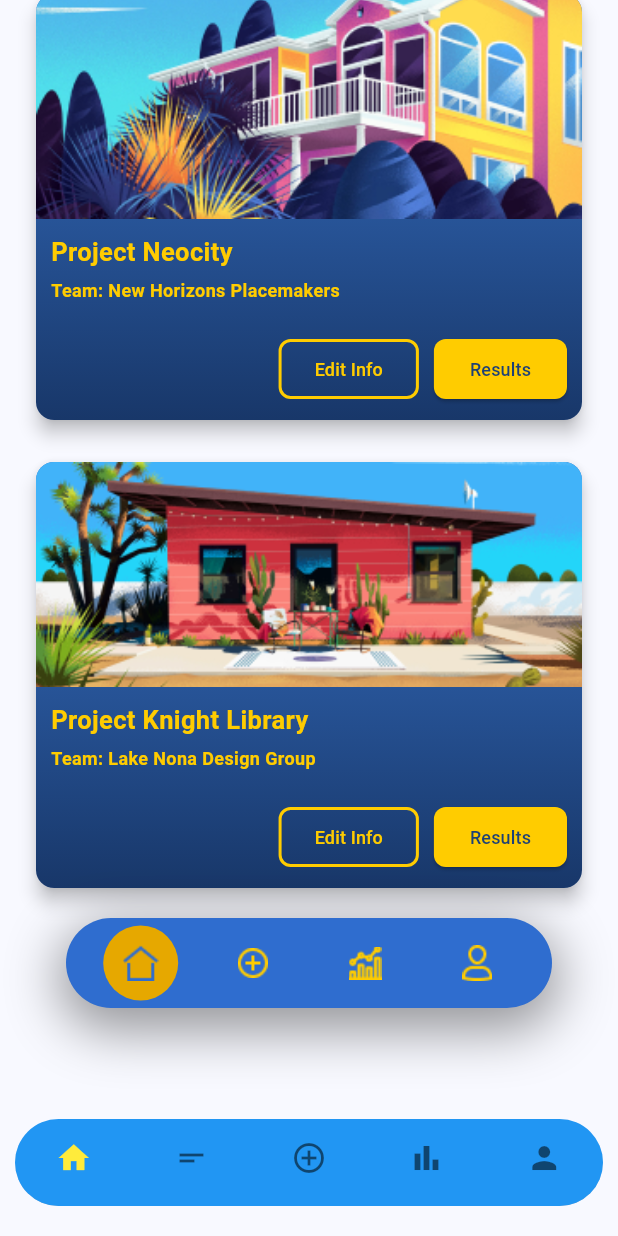
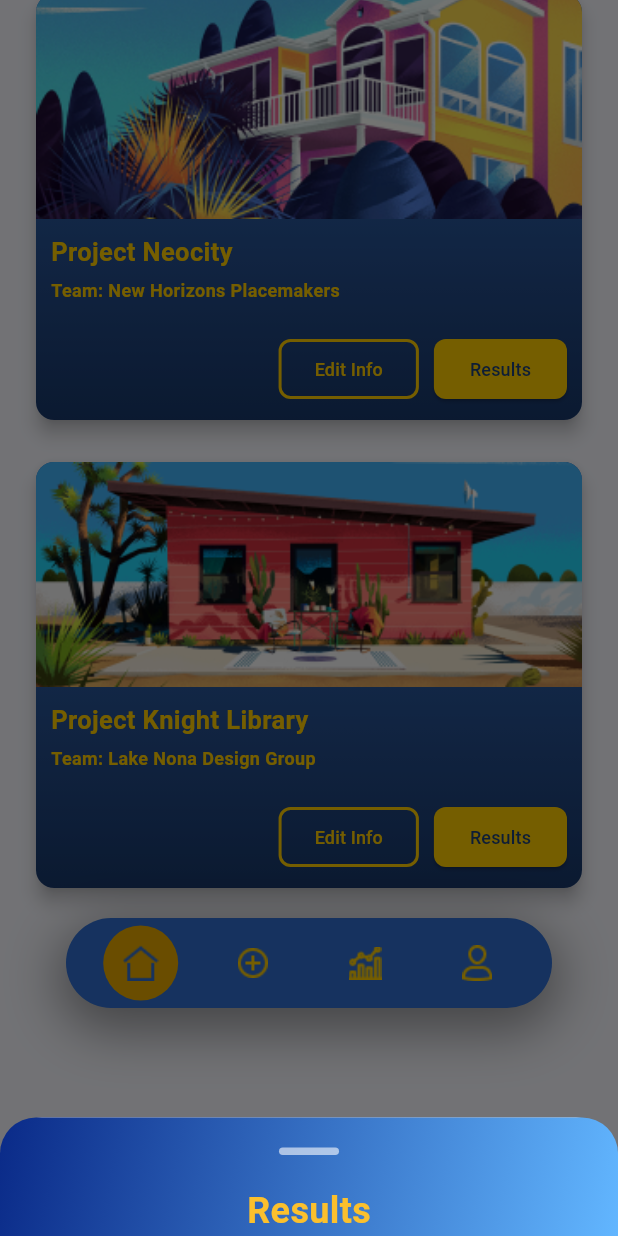
Before and after one commit to Pipeline-To-Better-Placemaking/P2BP-2025Spring-Mobile, a Flutter app: the BottomFloatingNavBar screen opened by its route, scrolled down 525 dp, after a tap on "Results", on a phone screen of 412 x 824 dp. Run offline on Flutter 3.47's test engine with Material 3 defaults, Android fonts, the phone set to English and light mode, and no system bars.

Commit message:
Reverted gradle change with ndk version. Linked buttons on home page to edit and results panel. Made exclusive picking for teams/invites page.

```diff
--- a/lib/home_screen.dart
+++ b/lib/home_screen.dart
@@ -4,6 +4,8 @@ import 'create_project_and_teams.dart';
 import 'project_comparison_page.dart';
 import 'settings_page.dart';
 import 'teams_and_invites_page.dart';
+import 'results_panel.dart';
+import 'edit_project_panel.dart';
 
 List<String> navIcons2 = [
   'assets/Home_Icon.png',
@@ -271,6 +273,7 @@ class _HomeScreenState extends State<HomeScreen> {
                   OutlinedButton(
                     onPressed: () {
                       // Handle navigation to Edit menu
+                      showEditProjectModalSheet(context);
                     },
                     style: OutlinedButton.styleFrom(
                       side: const BorderSide(
@@ -292,6 +295,7 @@ class _HomeScreenState extends State<HomeScreen> {
                   ElevatedButton(
                     onPressed: () {
                       // Handle navigation to Results menu
+                      showResultsModalSheet(context);
                     },
                     style: ElevatedButton.styleFrom(
                       backgroundColor: const Color(0xFFFFCC00),
--- a/lib/new_home_page.dart
+++ b/lib/new_home_page.dart
@@ -65,28 +65,28 @@ class _BottomFloatingNavBarState extends State<BottomFloatingNavBar> {
               showUnselectedLabels: false,
               items: const [
                 BottomNavigationBarItem(
-                  backgroundColor: Colors.blue,
+                  backgroundColor: Color(0xFF2F6DCF),
                   icon: Icon(Icons.home),
                   label: 'Home',
                 ),
                 BottomNavigationBarItem(
-                  backgroundColor: Colors.blue,
+                  backgroundColor: Color(0xFF2F6DCF),
                   // TODO: which icon?
                   icon: Icon(Icons.short_text),
                   label: 'Projects',
                 ),
                 BottomNavigationBarItem(
-                  backgroundColor: Colors.blue,
+                  backgroundColor: Color(0xFF2F6DCF),
                   icon: Icon(Icons.add_circle_outline),
                   label: 'Add Project or Team',
                 ),
                 BottomNavigationBarItem(
-                  backgroundColor: Colors.blue,
+                  backgroundColor: Color(0xFF2F6DCF),
                   icon: Icon(Icons.bar_chart),
                   label: 'Results',
                 ),
                 BottomNavigationBarItem(
-                  backgroundColor: Colors.blue,
+                  backgroundColor: Color(0xFF2F6DCF),
                   icon: Icon(Icons.person),
                   label: 'Profile',
                 ),
--- a/lib/results_panel.dart
+++ b/lib/results_panel.dart
@@ -16,6 +16,16 @@ class _ResultsPanelState extends State<ResultsPanel> {
       body: Center(
         child: FilledButton(
           onPressed: () {
+            showResultsModalSheet(context);
+          },
+          child: const Text('Open bottom sheet'),
+        ),
+      ),
+    );
+  }
+}
+
+void showResultsModalSheet(BuildContext context) {
   showModalBottomSheet<void>(
     context: context,
     isScrollControlled: true,
@@ -53,10 +63,4 @@ class _ResultsPanelState extends State<ResultsPanel> {
       );
     },
   );
-          },
-          child: const Text('Open bottom sheet'),
-        ),
-      ),
-    );
 }
-}
```
Also changed, not shown: lib/edit_project_panel.dart (+16 -15 lines), lib/teams_and_invites_page.dart (+59 -65 lines), 1 other file. Lines whose indentation alone changed are shown as unchanged.
